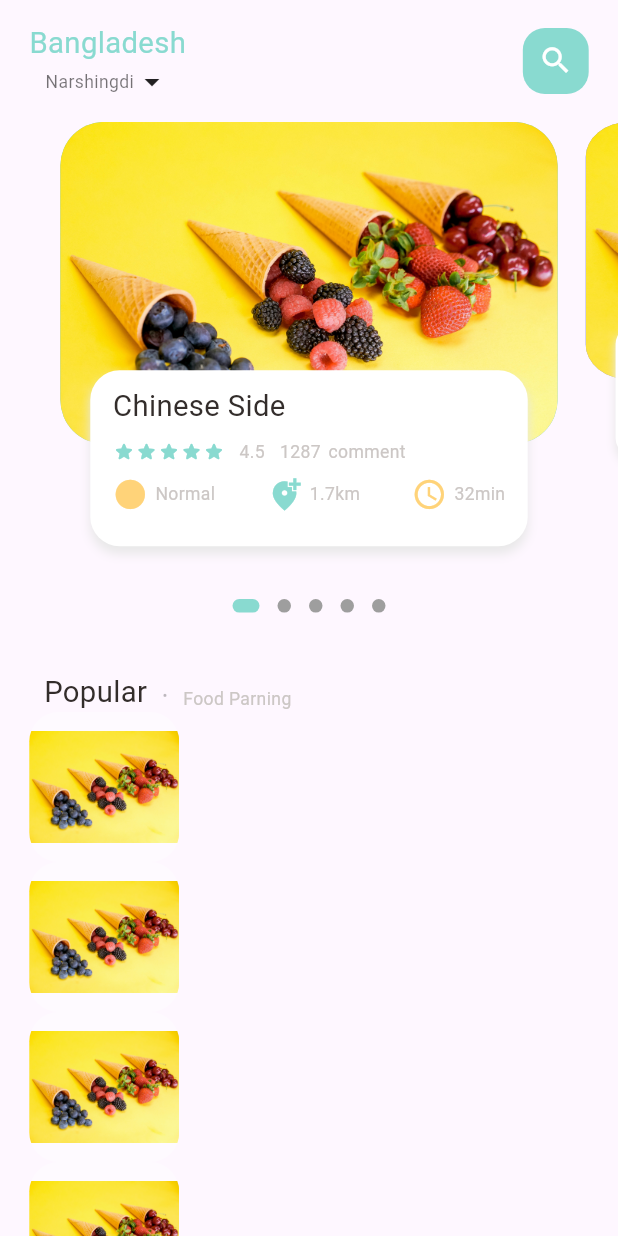
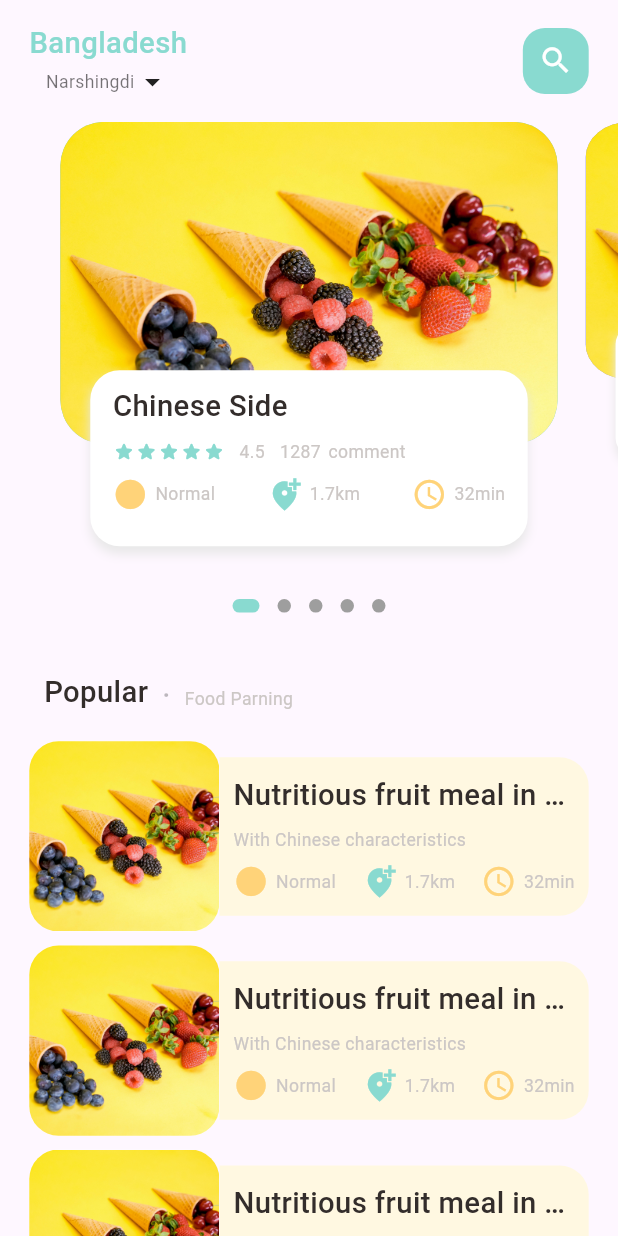
Before and after one commit to Quynhhuong150322/Food_Delivery, a Flutter app: the screen it shows after launch, on a phone screen of 412 x 824 dp. Run offline on Flutter 3.47's test engine with Material 3 defaults, Android fonts, the phone set to English and light mode, and no system bars; drawn by our look-alikes of dots_indicator; our stand-ins replace get, google_fonts.

Commit message:
first commit

```diff
--- a/lib/home/food_page_body.dart
+++ b/lib/home/food_page_body.dart
@@ -116,35 +116,100 @@ class _FoodPageBodyState extends State<FoodPageBody> {
           ),
         ),
         // ======= list of food and images
-        SizedBox(
-          height: 900,
-          child: ListView.builder(
+        ListView.builder(
+          padding: EdgeInsets.only(top: Dimensions.height20),
+          physics: const NeverScrollableScrollPhysics(), // cuộn trang
+          shrinkWrap: true,
           itemCount: 10,
           itemBuilder: (context, index) {
+            // ============image section
             return Container(
-                margin: EdgeInsets.symmetric(
-                  horizontal: Dimensions.width20,
-                ),
+              margin: EdgeInsets.only(
+                  left: Dimensions.width20,
+                  right: Dimensions.width20,
+                  bottom: Dimensions.height10),
               child: Row(
                 children: [
                   Container(
-                      width: 100,
-                      height: 100,
+                    width: Dimensions.ListViewImg120,
+                    height: Dimensions.ListViewImg120,
                     decoration: BoxDecoration(
-                        borderRadius:
-                            BorderRadius.circular(Dimensions.radius20),
+                      borderRadius: BorderRadius.circular(Dimensions.radius20),
                       color: Colors.white38,
                       image: const DecorationImage(
+                        fit: BoxFit.cover,
                         image: AssetImage("assets/image/food2.jpg"),
                       ),
                     ),
                   ),
+                  //===============text container
+
+                  Expanded(
+                    child: Container(
+                      height: Dimensions.ListViewTextCont100,
+                      // width: Dimensions.width200,
+                      decoration: BoxDecoration(
+                        borderRadius: BorderRadius.only(
+                          topRight: Radius.circular(Dimensions.radius20),
+                          bottomRight: Radius.circular(Dimensions.radius20),
+                        ),
+                        color: Colors.amber[50],
+                      ),
+                      child: Padding(
+                        padding: EdgeInsets.only(
+                          left: Dimensions.width10,
+                          right: Dimensions.width10,
+                          top: Dimensions.height5,
+                          bottom: Dimensions.height5,
+                        ),
+                        child: Column(
+                          crossAxisAlignment: CrossAxisAlignment.start,
+                          mainAxisAlignment: MainAxisAlignment.center,
+                          children: [
+                            BigText(text: 'Nutritious fruit meal in China'),
+                            SizedBox(
+                              height: Dimensions.height10,
+                            ),
+                            SmallText(text: 'With Chinese characteristics'),
+                            SizedBox(
+                              height: Dimensions.height10,
+                            ),
+                            const Row(
+                              mainAxisAlignment: MainAxisAlignment.spaceBetween,
+                              children: [
+                                IconAndText(
+                                  icon: Icons.circle_sharp,
+                                  text: 'Normal',
+                                  iconColor: AppColors.yellowColor,
+                                ),
+                                // SizedBox(
+                                //   width: 10,
+                                // ),
+                                IconAndText(
+                                  icon: Icons.add_location_alt_sharp,
+                                  text: '1.7km',
+                                  iconColor: AppColors.mainColor,
+                                ),
+                                // SizedBox(
+                                //   width: 10,
+                                // ),
+                                IconAndText(
+                                  icon: Icons.access_time,
+                                  text: '32min',
+                                  iconColor: AppColors.yellowColor,
+                                ),
+                              ],
+                            )
+                          ],
+                        ),
+                      ),
+                    ),
+                  )
                 ],
               ),
             );
           },
         ),
-        )
       ],
     );
   }
--- /dev/null
+++ b/lib/home/lib/home/widgets/food_slider_section.dart
@@ -0,0 +1 @@
+// TODO Implement this library.
--- a/lib/home/main_food_page.dart
+++ b/lib/home/main_food_page.dart
@@ -65,7 +65,10 @@ class _MainFoodPageState extends State<MainFoodPage> {
           ),
         ),
         //showing the body
-        const FoodPageBody(),
+        const Expanded(
+            child: SingleChildScrollView(
+          child: FoodPageBody(),
+        )),
       ],
     ));
   }
--- a/lib/utils/dimensions.dart
+++ b/lib/utils/dimensions.dart
@@ -1,5 +1,6 @@
 import 'package:get/get.dart';
 
+// 844 * 390
 // chia ti le man hinh
 class Dimensions {
   static double screenHeight = Get.context!.height;
@@ -11,11 +12,14 @@ class Dimensions {
   static double pageViewContainer = screenHeight / 3.84;
   static double pageViewTextContainer = screenHeight / 7.03;
 
+  static double height5 = screenHeight / 168.8;
   static double height10 = screenHeight / 88.4;
   static double height15 = screenHeight / 56.27;
   static double height20 = screenHeight / 42.2;
   static double height30 = screenHeight / 28.13;
   static double height45 = screenHeight / 18.76;
+  static double height120 = screenHeight / 7.033;
+  static double height100 = screenHeight / 8.44;
 
   // width padding and margin
   static double width5 = screenHeight / 168.8;
@@ -24,13 +28,23 @@ class Dimensions {
   static double width20 = screenHeight / 42.2;
   static double width30 = screenHeight / 28.13;
   static double width45 = screenHeight / 18.76;
+  static double width120 = screenHeight / 7.033;
+  static double width200 = screenHeight / 4.22;
+
 // font size
   static double font20 = screenHeight / 42.2;
   static double font12 = screenHeight / 70.3;
+
   // radius
   static double radius20 = screenHeight / 42.2;
   static double radius30 = screenHeight / 28.13;
+  static double radius40 = screenHeight / 21.1;
   static double radius15 = screenHeight / 56.26;
+
   // icon size
   static double iconSize24 = screenHeight / 35.17;
+
+  //list view size 390/120
+  static double ListViewImg120 = screenWidth / 3.25;
+  static double ListViewTextCont100 = screenWidth / 3.9;
 }
--- a/lib/widgets/big_text.dart
+++ b/lib/widgets/big_text.dart
@@ -11,6 +11,7 @@ class BigText extends StatelessWidget {
       {super.key,
       this.color = const Color(0xFF332d2b),
       this.size = 0,
+      // this.overFlow = TextOverflow.fade,
       required this.text,
       this.overFlow = TextOverflow.ellipsis});
 
@@ -22,7 +23,7 @@ class BigText extends StatelessWidget {
       overflow: overFlow,
       style: GoogleFonts.roboto(
         color: color,
-        fontWeight: FontWeight.w400,
+        fontWeight: FontWeight.w500,
         fontSize: size == 0 ? Dimensions.font20 : size,
       ),
     );
```
Also changed, not shown: lib/home/widgets/food_dots_indicator.dart (added, +30 -0 lines), lib/home/widgets/food_list.dart (added, +94 -0 lines), lib/home/widgets/food_popular_text.dart (added, +35 -0 lines), lib/home/widgets/food_slider_section.dart (added, +75 -0 lines). Lines whose indentation alone changed are shown as unchanged.
